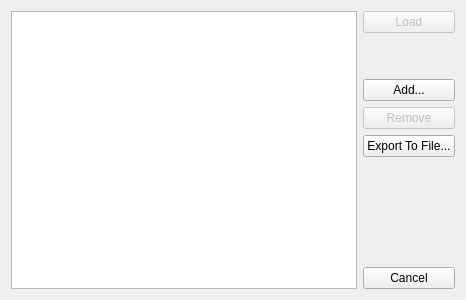
paulmcauley/klassy, file kdecoration/config/ui/loadpreset.ui: the form before one commit.
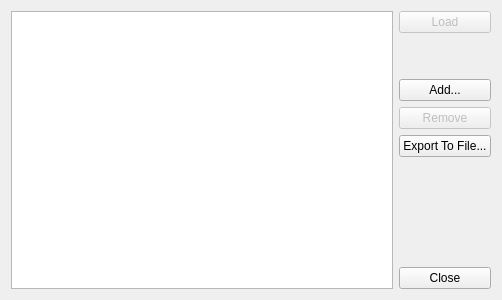
The form after the commit. Icons and pictures are not drawn.

Diff of the .ui file:
```diff
--- a/kdecoration/config/ui/loadpreset.ui
+++ b/kdecoration/config/ui/loadpreset.ui
@@ -6,7 +6,7 @@
    <rect>
     <x>0</x>
     <y>0</y>
-    <width>466</width>
+    <width>502</width>
     <height>300</height>
    </rect>
   </property>
@@ -99,7 +99,7 @@
      <item>
       <widget class="QPushButton" name="cancelButton">
        <property name="text">
-        <string>Cancel</string>
+        <string>Close</string>
        </property>
        <property name="icon">
         <iconset theme="dialog-cancel"/>
```
Left out of the diff: 22 changed lines with no effect on the pictures.
